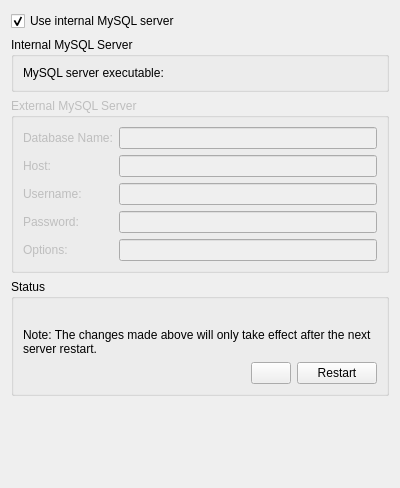
Qt form kcm/serverconfigmodule.ui (KDE/kdepim-runtime) before a commit.
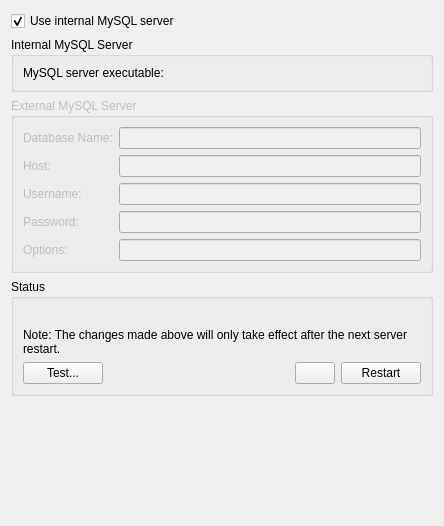
The same form after that commit. Custom widgets are drawn as their Qt base class.

Commit message: Add a test button to show the selftest dialog.

What changed in the file:
```diff
--- a/kcm/serverconfigmodule.ui
+++ b/kcm/serverconfigmodule.ui
@@ -5,15 +5,15 @@
    <rect>
     <x>0</x>
     <y>0</y>
-    <width>400</width>
-    <height>488</height>
+    <width>444</width>
+    <height>526</height>
    </rect>
   </property>
   <property name="windowTitle" >
    <string>Form</string>
   </property>
-  <layout class="QVBoxLayout" name="verticalLayout" >
-   <item>
+  <layout class="QGridLayout" name="gridLayout_2" >
+   <item row="0" column="0" >
     <widget class="QCheckBox" name="startServer" >
      <property name="text" >
       <string>Use internal MySQL server</string>
@@ -23,7 +23,7 @@
      </property>
     </widget>
    </item>
-   <item>
+   <item row="1" column="0" >
     <widget class="QGroupBox" name="groupBox_2" >
      <property name="title" >
       <string>Internal MySQL Server</string>
@@ -45,7 +45,7 @@
      </layout>
     </widget>
    </item>
-   <item>
+   <item row="2" column="0" >
     <widget class="QGroupBox" name="groupBox" >
      <property name="enabled" >
       <bool>false</bool>
@@ -126,20 +126,20 @@
      </layout>
     </widget>
    </item>
-   <item>
+   <item row="3" column="0" >
     <widget class="QGroupBox" name="groupBox_3" >
      <property name="title" >
       <string>Status</string>
      </property>
      <layout class="QGridLayout" name="gridLayout" >
-      <item row="0" column="0" colspan="3" >
+      <item row="0" column="0" colspan="4" >
        <widget class="QLabel" name="statusLabel" >
         <property name="text" >
          <string/>
         </property>
        </widget>
       </item>
-      <item row="1" column="0" colspan="3" >
+      <item row="1" column="0" colspan="4" >
        <widget class="QLabel" name="label_7" >
         <property name="text" >
          <string>Note: The changes made above will only take effect after the next server restart.</string>
@@ -150,6 +150,13 @@
        </widget>
       </item>
       <item row="2" column="0" >
+       <widget class="KPushButton" name="selfTestButton" >
+        <property name="text" >
+         <string>Test...</string>
+        </property>
+       </widget>
+      </item>
+      <item row="2" column="1" >
        <spacer name="horizontalSpacer" >
         <property name="orientation" >
          <enum>Qt::Horizontal</enum>
@@ -162,14 +169,14 @@
         </property>
        </spacer>
       </item>
-      <item row="2" column="1" >
-       <widget class="KPushButton" name="startStopButton" >
-        <property name="text" >
-         <string/>
-        </property>
-       </widget>
-      </item>
       <item row="2" column="2" >
+       <widget class="KPushButton" name="startStopButton" >
+        <property name="text" >
+         <string/>
+        </property>
+       </widget>
+      </item>
+      <item row="2" column="3" >
        <widget class="KPushButton" name="restartButton" >
         <property name="text" >
          <string>Restart</string>
@@ -179,7 +186,7 @@
      </layout>
     </widget>
    </item>
-   <item>
+   <item row="4" column="0" >
     <spacer name="verticalSpacer" >
      <property name="orientation" >
       <enum>Qt::Vertical</enum>
```
The commit also changes 2 other files.
